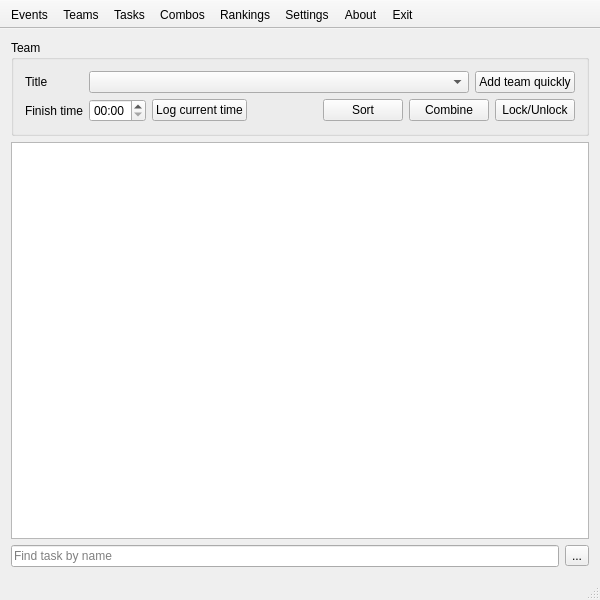
First picture: the form in gui_main.ui, repository FrankMamuda/ketoevent, before the edit.
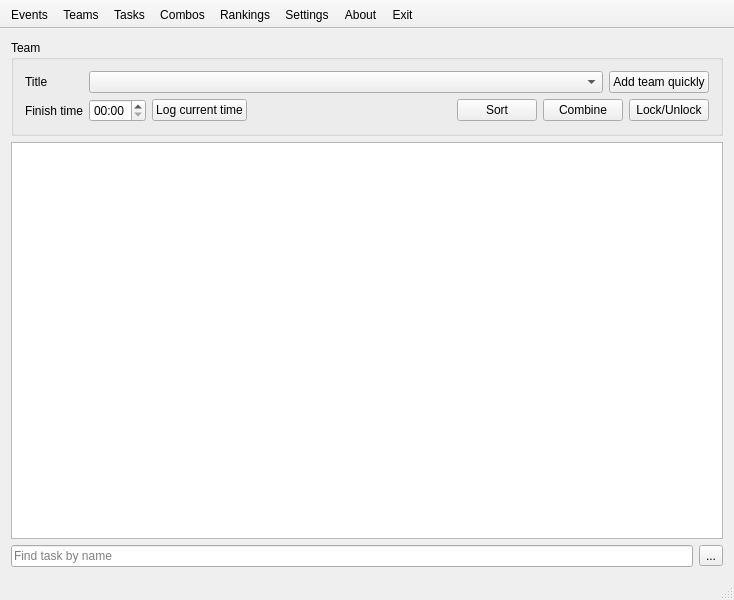
Second picture: the form after the edit. Icons and pictures are not drawn.

```diff
--- a/gui_main.ui
+++ b/gui_main.ui
@@ -6,7 +6,7 @@
    <rect>
     <x>0</x>
     <y>0</y>
-    <width>600</width>
+    <width>734</width>
     <height>600</height>
    </rect>
   </property>
```
Left out of the diff: 3 changed lines with no effect on the pictures.
